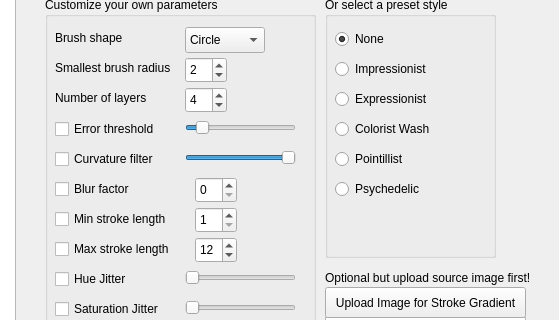
Above: assignment_package/forms/mainwindow.ui from sharond106/Senior-Design before the change; both pictures show x 815 to 1374 and y 112 to 432 of the 1374 by 729 pixel window. Below: the same form after it.
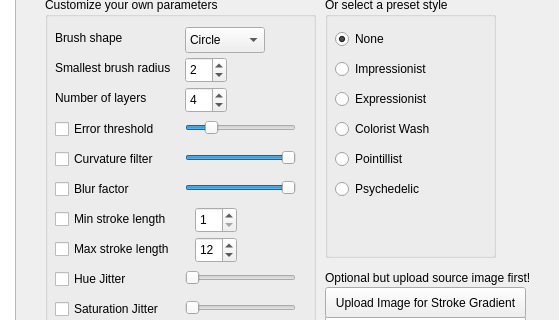
That is the form after the change.

The edit to the form file:
```diff
--- a/assignment_package/forms/mainwindow.ui
+++ b/assignment_package/forms/mainwindow.ui
@@ -426,16 +426,6 @@
       <string>Blur factor</string>
      </property>
     </widget>
-    <widget class="QSpinBox" name="blurFactor">
-     <property name="geometry">
-      <rect>
-       <x>150</x>
-       <y>180</y>
-       <width>42</width>
-       <height>26</height>
-      </rect>
-     </property>
-    </widget>
     <widget class="QCheckBox" name="curvatureFilterCheck">
      <property name="geometry">
       <rect>
@@ -459,7 +449,7 @@
       </rect>
      </property>
      <property name="maximum">
-      <number>2000</number>
+      <number>1000</number>
      </property>
      <property name="singleStep">
       <number>1</number>
@@ -587,6 +577,34 @@
       </property>
      </item>
     </widget>
+    <widget class="QSlider" name="blurFactor">
+     <property name="geometry">
+      <rect>
+       <x>140</x>
+       <y>180</y>
+       <width>111</width>
+       <height>22</height>
+      </rect>
+     </property>
+     <property name="maximum">
+      <number>10</number>
+     </property>
+     <property name="singleStep">
+      <number>1</number>
+     </property>
+     <property name="value">
+      <number>10</number>
+     </property>
+     <property name="sliderPosition">
+      <number>10</number>
+     </property>
+     <property name="orientation">
+      <enum>Qt::Horizontal</enum>
+     </property>
+     <property name="tickInterval">
+      <number>1</number>
+     </property>
+    </widget>
    </widget>
    <widget class="QGroupBox" name="styleGroup">
     <property name="geometry">
```
